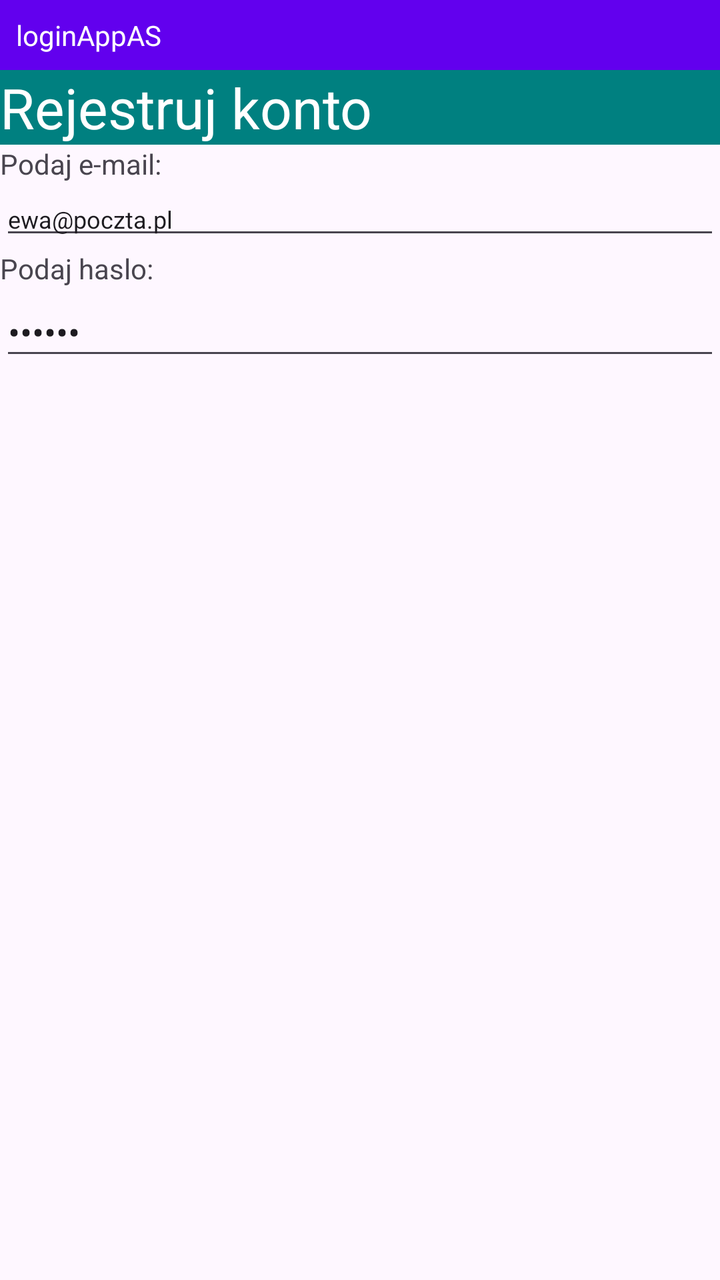
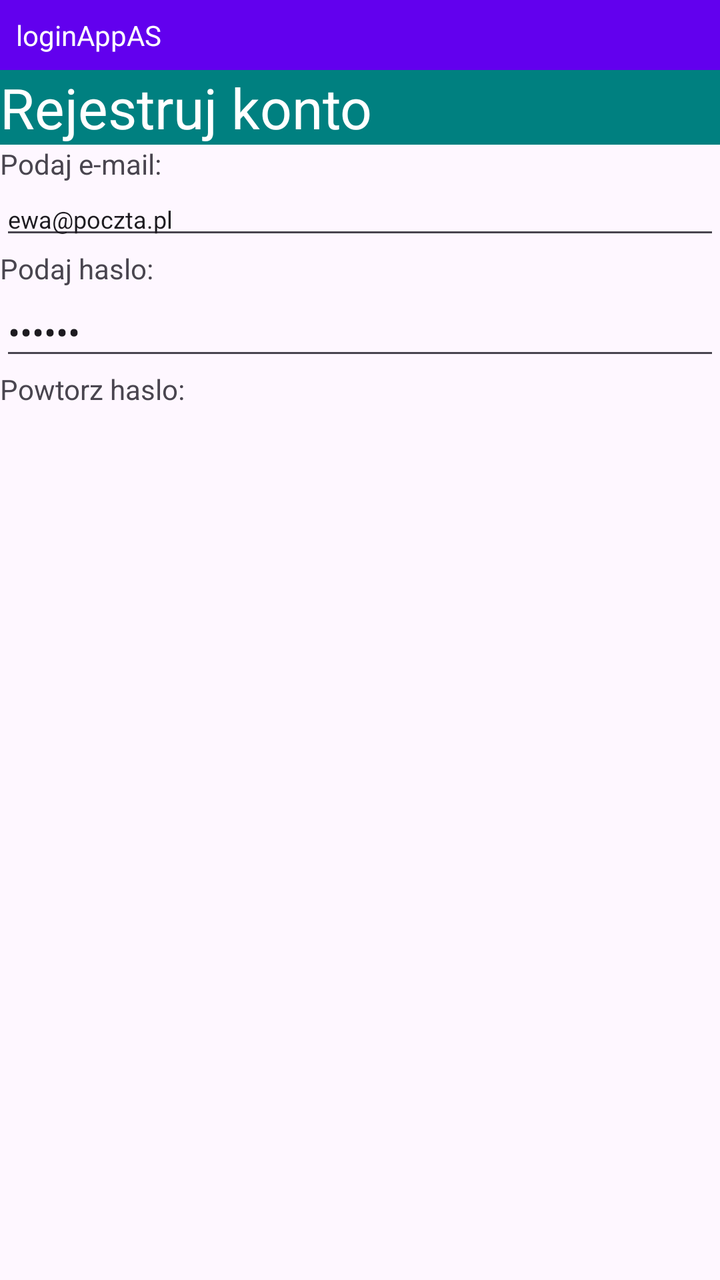

Two renders of the same Android screen: before a commit and after it. Below are the layout's source before the change and the commit's diff.
<!-- AndroidManifest.xml: application theme Theme.LoginAppAS -->
<!-- res/layout/activity_main.xml -->
<?xml version="1.0" encoding="utf-8"?>
<LinearLayout xmlns:android="http://schemas.android.com/apk/res/android"
    xmlns:tools="http://schemas.android.com/tools"
    android:id="@+id/main"
    android:layout_width="match_parent"
    android:layout_height="match_parent"
    android:orientation="vertical"
    tools:context=".MainActivity">


    <TextView
        android:id="@+id/textView"
        android:layout_width="match_parent"
        android:layout_height="wrap_content"
        android:padding="8dp"
        android:background="#6200EE"
        android:textColor="@color/white"
        android:text="loginAppAS" />

    <TextView
        android:id="@+id/textView3"
        android:layout_width="match_parent"
        android:layout_height="wrap_content"
        android:textSize="28dp"
        android:background="#008080"
        android:textColor="@color/white"
        android:text="Rejestruj konto" />

    <TextView
        android:id="@+id/textView4"
        android:layout_width="match_parent"
        android:layout_height="wrap_content"
        android:text="Podaj e-mail:" />

    <EditText
        android:id="@+id/editTextText"
        android:layout_width="match_parent"
        android:layout_height="wrap_content"
        android:textSize="12dp"
        android:inputType="text"
        android:text="ewa@poczta.pl" />

    <TextView
        android:id="@+id/textView5"
        android:layout_width="match_parent"
        android:layout_height="wrap_content"
        android:text="Podaj haslo:" />

    <EditText
        android:id="@+id/editTextText2"
        android:layout_width="match_parent"
        android:layout_height="wrap_content"
        android:ems="10"
        android:inputType="textPassword"
        android:text="123456" />
</LinearLayout>
<!-- resources referenced by this layout -->
<resources>
  <color name="white">#FFFFFFFF</color>
  <style name="Theme.LoginAppAS" parent="Base.Theme.LoginAppAS" />
  <style name="Base.Theme.LoginAppAS" parent="Theme.Material3.DayNight.NoActionBar">
          
          
      </style>
</resources>

<!-- the commit's change to res/layout/activity_main.xml (unified diff, before → after) -->
@@ -53,4 +53,10 @@
         android:ems="10"
         android:inputType="textPassword"
         android:text="123456" />
+
+    <TextView
+        android:id="@+id/textView6"
+        android:layout_width="match_parent"
+        android:layout_height="wrap_content"
+        android:text="Powtorz haslo:" />
 </LinearLayout>
